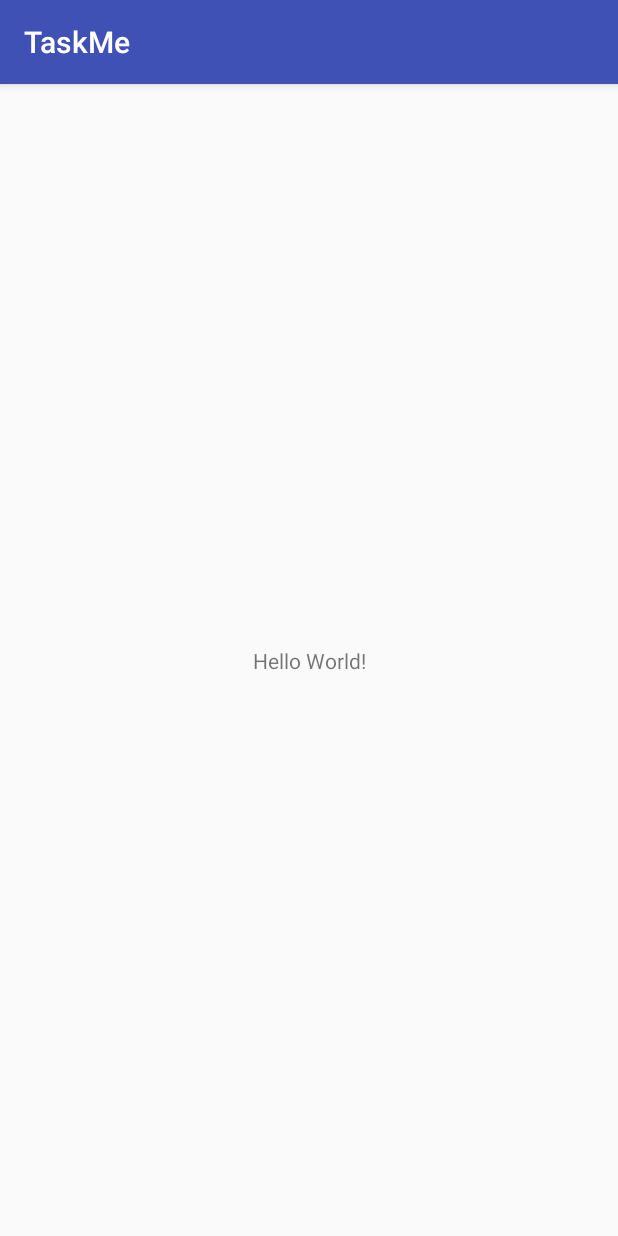
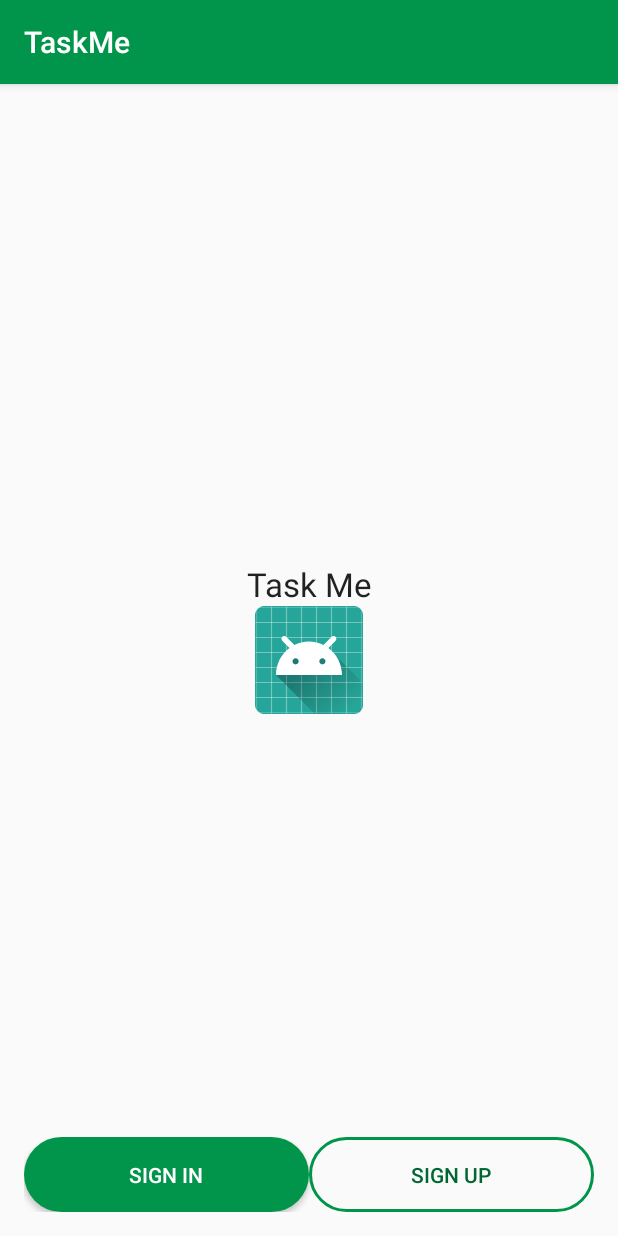
Before and after one commit to ImayaDismas/task.me, an Android app: the screen it shows after launch (MainActivity), on a phone screen of 412 x 824 dp. Run offline under Robolectric (Android 15) with nearby library versions, the phone set to English and light mode, and no system bars.

Commit message:
designed the main page and the buttons

```diff
--- a/app/src/main/java/me/task/com/taskme/activitities/MainActivity.java
+++ b/app/src/main/java/me/task/com/taskme/activitities/MainActivity.java
@@ -1,15 +1,45 @@
 package me.task.com.taskme.activitities;
 
+import android.content.Intent;
+import android.os.Bundle;
 import android.support.v7.app.AppCompatActivity;
-import android.os.Bundle;
+import android.view.View;
+import android.widget.Button;
 
 import me.task.com.taskme.R;
+import me.task.com.taskme.helper.SharedPrefManager;
 
-public class MainActivity extends AppCompatActivity {
+public class MainActivity extends AppCompatActivity implements View.OnClickListener{
 
+    private Button buttonSignIn, buttonSignUp;
     @Override
     protected void onCreate(Bundle savedInstanceState) {
         super.onCreate(savedInstanceState);
         setContentView(R.layout.activity_main);
+
+        //if user is already logged in openeing the profile activity
+        if (SharedPrefManager.getInstance(this).isLoggedIn()) {
+            finish();
+            startActivity(new Intent(this, HomeActivity.class));
+        }
+
+        buttonSignIn = (Button) findViewById(R.id.buttonSignIn);
+        buttonSignUp = (Button) findViewById(R.id.buttonSignUp);
+
+        buttonSignIn.setOnClickListener(this);
+        buttonSignUp.setOnClickListener(this);
+    }
+
+    @Override
+    public void onClick(View view) {
+        if (view == buttonSignIn) {
+
+            startActivity(new Intent(this, SignInActivity.class));
+
+        } else if (view == buttonSignUp) {
+
+            startActivity(new Intent(this, SignUpActivity.class));
+
+        }
     }
 }
--- a/app/src/main/java/me/task/com/taskme/helper/SharedPrefManager.java
+++ b/app/src/main/java/me/task/com/taskme/helper/SharedPrefManager.java
@@ -1,8 +1,70 @@
 package me.task.com.taskme.helper;
+
+import android.content.Context;
+import android.content.SharedPreferences;
+
+import me.task.com.taskme.models.User;
 
 /**
  * Created by root on 11/17/17.
  */
 
 public class SharedPrefManager {
+
+    private static SharedPrefManager mInstance;
+    private static Context mCtx;
+
+    private static final String SHARED_PREF_NAME = "taskme";
+
+    private static final String KEY_USER_ID = "keyuserid";
+    private static final String KEY_USER_NAME = "keyusername";
+    private static final String KEY_USER_EMAIL = "keyuseremail";
+    private static final String KEY_USER_TOKEN = "keyusertoken";
+
+    private SharedPrefManager(Context context) {
+        mCtx = context;
+    }
+
+    public static synchronized SharedPrefManager getInstance(Context context) {
+        if (mInstance == null) {
+            mInstance = new SharedPrefManager(context);
+        }
+        return mInstance;
+    }
+
+    public boolean userLogin(User user) {
+        SharedPreferences sharedPreferences = mCtx.getSharedPreferences(SHARED_PREF_NAME, Context.MODE_PRIVATE);
+        SharedPreferences.Editor editor = sharedPreferences.edit();
+        editor.putInt(KEY_USER_ID, user.getId());
+        editor.putString(KEY_USER_NAME, user.getName());
+        editor.putString(KEY_USER_EMAIL, user.getEmail());
+        editor.putString(KEY_USER_TOKEN, user.getToken());
+        editor.apply();
+        return true;
+    }
+
+    public boolean isLoggedIn() {
+        SharedPreferences sharedPreferences = mCtx.getSharedPreferences(SHARED_PREF_NAME, Context.MODE_PRIVATE);
+        if (sharedPreferences.getString(KEY_USER_EMAIL, null) != null)
+            return true;
+        return false;
+    }
+
+    public User getUser() {
+        SharedPreferences sharedPreferences = mCtx.getSharedPreferences(SHARED_PREF_NAME, Context.MODE_PRIVATE);
+        return new User(
+                sharedPreferences.getInt(KEY_USER_ID, 0),
+                sharedPreferences.getString(KEY_USER_NAME, null),
+                sharedPreferences.getString(KEY_USER_EMAIL, null),
+                sharedPreferences.getString(KEY_USER_TOKEN, null)
+        );
+    }
+
+    public boolean logout() {
+        SharedPreferences sharedPreferences = mCtx.getSharedPreferences(SHARED_PREF_NAME, Context.MODE_PRIVATE);
+        SharedPreferences.Editor editor = sharedPreferences.edit();
+        editor.clear();
+        editor.apply();
+        return true;
+    }
 }
--- /dev/null
+++ b/app/src/main/res/drawable/signinbtn.xml
@@ -0,0 +1,13 @@
+<shape xmlns:android="http://schemas.android.com/apk/res/android"
+android:shape="rectangle">
+<solid android:color="@color/colorPrimary"/> <!-- this one is ths color of the Rounded Button -->
+<size android:height="50dp"/>
+<corners
+    android:bottomRightRadius="30dp"
+    android:bottomLeftRadius="30dp"
+    android:topLeftRadius="30dp"
+    android:topRightRadius="30dp"/>
+<!--<stroke-->
+<!--android:width="2dp"-->
+<!--android:color="@color/slogan" />-->
+</shape>
--- /dev/null
+++ b/app/src/main/res/drawable/signupbtn.xml
@@ -0,0 +1,12 @@
+<shape xmlns:android="http://schemas.android.com/apk/res/android"
+    android:shape="rectangle">
+    <size android:height="50dp"/>
+    <corners
+        android:bottomRightRadius="30dp"
+        android:bottomLeftRadius="30dp"
+        android:topLeftRadius="30dp"
+        android:topRightRadius="30dp"/>
+    <stroke
+        android:width="2dp"
+        android:color="@color/colorPrimary" />
+</shape>
--- a/app/src/main/res/layout/activity_main.xml
+++ b/app/src/main/res/layout/activity_main.xml
@@ -1,18 +1,55 @@
 <?xml version="1.0" encoding="utf-8"?>
-<android.support.constraint.ConstraintLayout xmlns:android="http://schemas.android.com/apk/res/android"
-    xmlns:app="http://schemas.android.com/apk/res-auto"
+<RelativeLayout xmlns:android="http://schemas.android.com/apk/res/android"
     xmlns:tools="http://schemas.android.com/tools"
+    android:id="@+id/activity_main"
     android:layout_width="match_parent"
     android:layout_height="match_parent"
-    tools:context="me.task.com.taskme.activitities.MainActivity">
+    android:paddingBottom="@dimen/activity_vertical_margin"
+    android:paddingLeft="@dimen/activity_horizontal_margin"
+    android:paddingRight="@dimen/activity_horizontal_margin"
+    android:paddingTop="@dimen/activity_vertical_margin"
+    tools:context=".activitities.MainActivity">
+
+
+    <ImageView
+        android:id="@+id/imageView"
+        android:layout_width="wrap_content"
+        android:layout_height="wrap_content"
+        android:layout_centerHorizontal="true"
+        android:layout_centerVertical="true"
+        android:background="@mipmap/ic_launcher" />
+
+    <LinearLayout
+        android:layout_width="match_parent"
+        android:layout_height="wrap_content"
+        android:layout_alignParentBottom="true"
+        android:orientation="horizontal">
+
+        <Button
+            android:id="@+id/buttonSignIn"
+            android:layout_width="match_parent"
+            android:layout_height="wrap_content"
+            android:layout_weight="1"
+            android:text="Sign In"
+            android:textColor="@android:color/white"
+            android:background="@drawable/signinbtn"/>
+
+        <Button
+            android:id="@+id/buttonSignUp"
+            android:layout_width="match_parent"
+            android:layout_height="wrap_content"
+            android:layout_weight="1"
+            android:text="Sign Up"
+            android:textColor="@color/colorPrimaryDark"
+            android:background="@drawable/signupbtn"/>
+    </LinearLayout>
 
     <TextView
-        android:layout_width="wrap_content"
+        android:layout_width="match_parent"
         android:layout_height="wrap_content"
-        android:text="Hello World!"
-        app:layout_constraintBottom_toBottomOf="parent"
-        app:layout_constraintLeft_toLeftOf="parent"
-        app:layout_constraintRight_toRightOf="parent"
-        app:layout_constraintTop_toTopOf="parent" />
-
-</android.support.constraint.ConstraintLayout>
+        android:layout_above="@+id/imageView"
+        android:layout_alignParentStart="true"
+        android:text="Task Me"
+        android:textAlignment="center"
+        android:textAppearance="@style/Base.TextAppearance.AppCompat.Large" />
+</RelativeLayout>
--- a/app/src/main/res/values/colors.xml
+++ b/app/src/main/res/values/colors.xml
@@ -1,6 +1,6 @@
 <?xml version="1.0" encoding="utf-8"?>
 <resources>
-    <color name="colorPrimary">#3F51B5</color>
-    <color name="colorPrimaryDark">#303F9F</color>
-    <color name="colorAccent">#FF4081</color>
+    <color name="colorPrimary">#00954A</color>
+    <color name="colorPrimaryDark">#006632</color>
+    <color name="colorAccent">#51AF33</color>
 </resources>
--- /dev/null
+++ b/app/src/main/res/values/dimens.xml
@@ -0,0 +1,5 @@
+<?xml version="1.0" encoding="utf-8"?>
+<resources>
+    <dimen name="activity_vertical_margin">16dp</dimen>
+    <dimen name="activity_horizontal_margin">16dp</dimen>
+</resources>
```
Also changed, not shown: app/src/main/java/me/task/com/taskme/models/User.java (added, +56 -0 lines), app/src/main/res/drawable-v24/download.png (added), app/src/main/res/drawable-v24/task.png (added), 1 other file.
